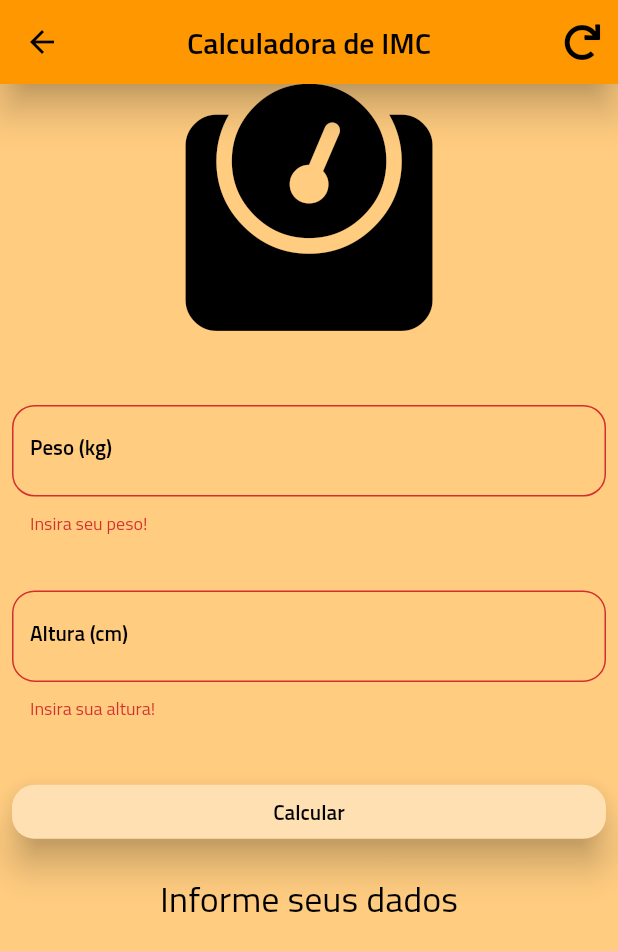
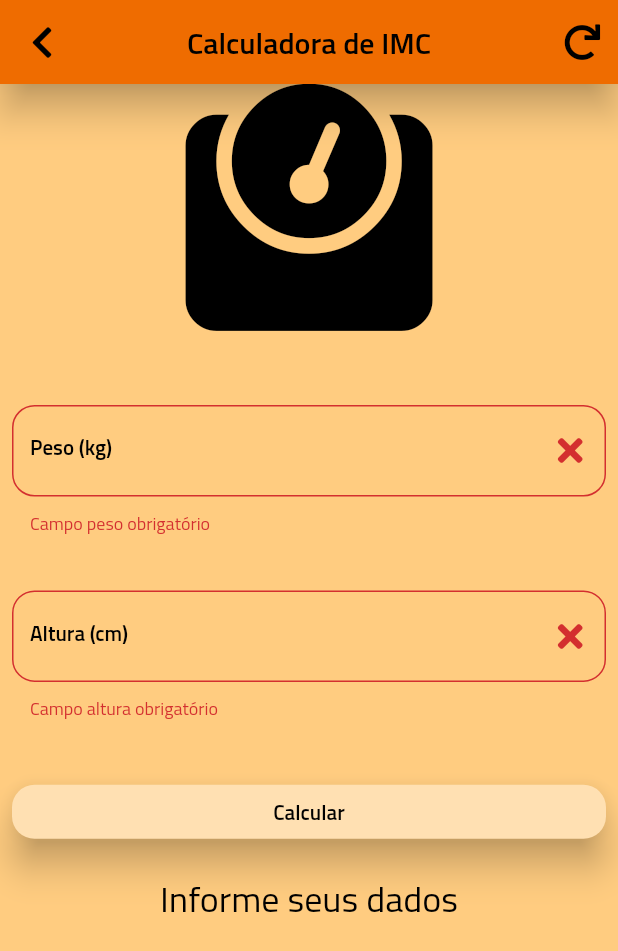
Before and after one commit to MatheusSchipper/flutter_examples, a Flutter app: the BmiCalculatorView screen opened directly, after a tap on "Calcular", on a phone screen of 412 x 824 dp. Shown: the top 951 px of the screen. Run offline on Flutter 3.47's test engine with Material 2 defaults, Android fonts, the phone set to English and light mode, and no system bars; our stand-ins replace bloc, cloud_firestore, dartz, dio, equatable, flutter_bloc and 7 more; accounts and stored records are empty.

Commit message:
Improvements on focus transition of bmi calculator example. Improvements on accessibility(tooltips).

```diff
--- a/lib/core/presentation/widgets/button_widget.dart
+++ b/lib/core/presentation/widgets/button_widget.dart
@@ -4,12 +4,14 @@ class ButtonWidget extends StatelessWidget {
   final Function onPressed;
   final String text;
   final String tooltip;
+  final FocusNode focusNode;
 
   const ButtonWidget({
     Key key,
     @required this.onPressed,
     @required this.text,
     @required this.tooltip,
+    @required this.focusNode,
   }) : super(key: key);
 
   @override
@@ -17,6 +19,7 @@ class ButtonWidget extends StatelessWidget {
     return Padding(
       padding: const EdgeInsets.all(8.0),
       child: RaisedButton(
+        focusNode: focusNode,
         shape: RoundedRectangleBorder(
           borderRadius: BorderRadius.all(
             Radius.circular(15),
--- a/lib/core/utils/theme_service.dart
+++ b/lib/core/utils/theme_service.dart
@@ -25,7 +25,7 @@ class ThemeService extends ChangeNotifier {
   }
 
   ThemeData get _lightTheme => ThemeData(
-        primaryColor: Colors.orange,
+        primaryColor: Colors.orange[800],
         buttonColor: Colors.orange[100],
         disabledColor: Colors.black,
         accentColor: Colors.black,
@@ -37,7 +37,7 @@ class ThemeService extends ChangeNotifier {
         textSelectionHandleColor: Colors.black,
         scaffoldBackgroundColor: Colors.orange[200],
         appBarTheme: AppBarTheme(
-          color: Colors.orange,
+          color: Colors.orange[800],
           centerTitle: true,
           elevation: 10,
           textTheme: TextTheme(
--- a/lib/features/bmi_calculator/domain/usecases/get_bmi_usecase.dart
+++ b/lib/features/bmi_calculator/domain/usecases/get_bmi_usecase.dart
@@ -29,11 +29,11 @@ class GetBmiUsecase implements IGetBmiUsecase {
         } else if (bmi >= 24.9 && bmi < 29.9) {
           info = "Levemente Acima do Peso";
         } else if (bmi >= 29.9 && bmi < 34.9) {
-          info = "Obesidade Grau I";
+          info = "Obesidade Grau 1";
         } else if (bmi >= 34.9 && bmi < 39.9) {
-          info = "Obesidade Grau II";
+          info = "Obesidade Grau 2";
         } else {
-          info = "Obesidade Grau III";
+          info = "Obesidade Grau 3";
         }
         return Right('$info - IMC($bmiFormatted)');
       },
--- a/lib/features/bmi_calculator/presentation/pages/bmi_calculator_view.dart
+++ b/lib/features/bmi_calculator/presentation/pages/bmi_calculator_view.dart
@@ -1,8 +1,8 @@
-import 'package:examples/core/presentation/widgets/button_widget.dart';
 import 'package:flutter/material.dart';
 import 'package:flutter_bloc/flutter_bloc.dart';
 import 'package:flutter_icons/flutter_icons.dart';
 
+import '../../../../core/presentation/widgets/button_widget.dart';
 import '../cubit/bmi_calculator_cubit.dart';
 import '../widgets/info_text_widget.dart';
 import '../widgets/text_field_widget.dart';
@@ -20,25 +20,60 @@ class _BmiCalculatorViewState extends State<BmiCalculatorView> {
 
   GlobalKey<FormState> _formKey = GlobalKey<FormState>();
 
+  final weightFocusNode = FocusNode();
+  final heightFocusNode = FocusNode();
+  final buttonFocusNode = FocusNode();
+  final resultFocusNode = FocusNode();
+
+  void _resetFields(BuildContext context) {
+    weightController.clear();
+    heightController.clear();
+    context.bloc<BmiCalculatorCubit>().reset();
+    FocusScopeNode currentFocus = FocusScope.of(context);
+    currentFocus.unfocus();
+    Scaffold.of(context).showSnackBar(
+      SnackBar(
+        content: Text('Valores dos campos Peso e Altura apagados'),
+        backgroundColor: Colors.green[800],
+      ),
+    );
+  }
+
+  @override
+  void dispose() {
+    resultFocusNode.dispose();
+    weightFocusNode.dispose();
+    heightFocusNode.dispose();
+    buttonFocusNode.dispose();
+    super.dispose();
+  }
+
   Widget bmiCalculatorWidget(BuildContext context, BmiCalculatorState state) {
+    Widget widgetToShow = SizedBox();
     if (state is BmiCalculatorCalculating) {
-      return CircularProgressIndicator();
+      widgetToShow = CircularProgressIndicator();
     } else if (state is BmiCalculatorError) {
-      return InfoTextWidget(
+      widgetToShow = InfoTextWidget(
+        focusNode: resultFocusNode,
         infoText: state.errorMessage,
         textColor: Colors.red,
       );
     } else if (state is BmiCalculatorDone) {
-      return InfoTextWidget(
+      widgetToShow = InfoTextWidget(
+        focusNode: resultFocusNode,
         infoText: 'Resultado: ${state.bmiResult}',
         textColor: Theme.of(context).accentColor,
       );
     } else {
-      return InfoTextWidget(
+      widgetToShow = ExcludeSemantics(
+        child: InfoTextWidget(
+          focusNode: resultFocusNode,
           infoText: "Informe seus dados",
           textColor: Theme.of(context).accentColor,
+        ),
       );
     }
+    return widgetToShow;
   }
 
   @override
@@ -46,55 +81,96 @@ class _BmiCalculatorViewState extends State<BmiCalculatorView> {
     var screenSize = MediaQuery.of(context).size;
     return Scaffold(
       appBar: AppBar(
-        title: Text('Calculadora de IMC'),
+        title: Tooltip(
+          message: 'Barra de título',
+          child: Text('Calculadora de IMC'),
+        ),
+        leading: MergeSemantics(
+          child: IconButton(
+            tooltip: 'Botão Voltar',
+            icon: Icon(
+              FontAwesome5Solid.chevron_left,
+            ),
+            onPressed: () => Navigator.pop(context),
+          ),
+        ),
         backgroundColor: Theme.of(context).appBarTheme.color,
         actions: [
-          IconButton(
+          MergeSemantics(
+            child: Tooltip(
+              message: 'Botão para apagar os valores dos campos Peso e Altura',
+              child: Builder(
+                builder: (context) => IconButton(
                   icon: Icon(FontAwesome5Solid.redo),
                   onPressed: () {
                     _resetFields(context);
                   },
                 ),
+              ),
+            ),
+          ),
         ],
       ),
       body: BlocBuilder<BmiCalculatorCubit, BmiCalculatorState>(
         builder: (context, state) {
-          return Form(
+          return Tooltip(
+            message:
+                'Formulário com os campos Peso e Altura, usados para calcular o IMC de uma pessoa',
+            child: Form(
               key: _formKey,
               child: SingleChildScrollView(
                 child: Column(
                   crossAxisAlignment: CrossAxisAlignment.stretch,
                   children: [
-                  Icon(
+                    ExcludeSemantics(
+                      child: Icon(
                         FontAwesome5Solid.weight,
                         size: screenSize.height * 0.2,
                         color: Theme.of(context).accentColor,
                       ),
-                  Divider(
+                    ),
+                    ExcludeSemantics(
+                      child: Divider(
                         height: MediaQuery.of(context).size.height * 0.05,
                         color: Theme.of(context).scaffoldBackgroundColor,
                       ),
+                    ),
                     TextFieldWidget(
+                      fieldName: 'Peso',
+                      focusNode: weightFocusNode,
+                      onEditingComplete: () {
+                        heightFocusNode.requestFocus();
+                      },
                       labelText: initialWeightField,
                       controller: weightController,
+                      tooltip: 'Informe o peso a ser calculado, em kilograma',
                       validator: (String value) {
-                      if (value.isEmpty) return "Insira seu peso!";
+                        if (value.isEmpty) return "Campo peso obrigatório";
                       },
                     ),
                     TextFieldWidget(
+                      fieldName: 'Altura',
+                      focusNode: heightFocusNode,
+                      onEditingComplete: () {
+                        buttonFocusNode.requestFocus();
+                      },
+                      tooltip:
+                          'Informe a altura a ser calculada, em centímetros',
                       labelText: initialHeightField,
                       controller: heightController,
                       validator: (String value) {
-                      if (value.isEmpty) return "Insira sua altura!";
+                        if (value.isEmpty) return "Campo altura obrigatório";
                       },
                     ),
                     ButtonWidget(
+                        focusNode: buttonFocusNode,
                         onPressed: () {
                           if (_formKey.currentState.validate()) {
                             context.bloc<BmiCalculatorCubit>().calculateBmi(
                                   weightController.text,
                                   heightController.text,
                                 );
+                            resultFocusNode.requestFocus();
                           }
                         },
                         text: 'Calcular',
@@ -103,15 +179,10 @@ class _BmiCalculatorViewState extends State<BmiCalculatorView> {
                   ],
                 ),
               ),
+            ),
           );
         },
       ),
     );
   }
-
-  void _resetFields(BuildContext context) {
-    weightController.clear();
-    heightController.clear();
-    context.bloc<BmiCalculatorCubit>().reset();
 }
-}
--- a/lib/features/bmi_calculator/presentation/widgets/info_text_widget.dart
+++ b/lib/features/bmi_calculator/presentation/widgets/info_text_widget.dart
@@ -3,16 +3,20 @@ import 'package:flutter/material.dart';
 class InfoTextWidget extends StatelessWidget {
   final String infoText;
   final Color textColor;
+  final FocusNode focusNode;
 
   const InfoTextWidget({
     Key key,
     @required this.infoText,
     @required this.textColor,
+    @required this.focusNode,
   }) : super(key: key);
   @override
   Widget build(BuildContext context) {
     return Padding(
       padding: const EdgeInsets.all(8.0),
+      child: Focus(
+        focusNode: focusNode,
         child: Text(
           infoText,
           textAlign: TextAlign.center,
@@ -22,6 +26,7 @@ class InfoTextWidget extends StatelessWidget {
             fontSize: 24,
           ),
         ),
+      ),
     );
   }
 }
--- a/lib/features/bmi_calculator/presentation/widgets/text_field_widget.dart
+++ b/lib/features/bmi_calculator/presentation/widgets/text_field_widget.dart
@@ -1,16 +1,25 @@
 import 'package:flutter/material.dart';
+import 'package:flutter_icons/flutter_icons.dart';
 import 'package:meta/meta.dart';
 
 class TextFieldWidget extends StatelessWidget {
   final String labelText;
   final TextEditingController controller;
   final Function validator;
+  final String tooltip;
+  final FocusNode focusNode;
+  final Function onEditingComplete;
+  final String fieldName;
 
   const TextFieldWidget({
     Key key,
     @required this.labelText,
     @required this.controller,
     @required this.validator,
+    @required this.tooltip,
+    @required this.focusNode,
+    @required this.onEditingComplete,
+    @required this.fieldName,
   }) : super(key: key);
   @override
   Widget build(BuildContext context) {
@@ -19,7 +28,13 @@ class TextFieldWidget extends StatelessWidget {
       height: screenSize.height * 0.15,
       child: Padding(
         padding: const EdgeInsets.all(8.0),
+        child: Tooltip(
+          message: tooltip,
           child: TextFormField(
+            focusNode: focusNode,
+            autovalidateMode: controller.text.isEmpty
+                ? AutovalidateMode.disabled
+                : AutovalidateMode.always,
             controller: controller,
             keyboardType: TextInputType.number,
             decoration: InputDecoration(
@@ -28,14 +43,33 @@ class TextFieldWidget extends StatelessWidget {
                   Radius.circular(15),
                 ),
               ),
+              suffixIcon: Tooltip(
+                message:
+                    'Botão para apagar todo o conteúdo do campo $fieldName',
+                child: IconButton(
+                  icon: Icon(FontAwesome5Solid.times),
+                  onPressed: () {
+                    controller.clear();
+                    Scaffold.of(context).showSnackBar(
+                      SnackBar(
+                        content: Text('Conteúdo do campo $fieldName apagado'),
+                        backgroundColor: Colors.green[800],
+                      ),
+                    );
+                    focusNode.unfocus();
+                  },
+                ),
+              ),
               labelText: labelText,
             ),
+            onEditingComplete: onEditingComplete,
             textAlign: TextAlign.center,
             style: Theme.of(context).textTheme.button,
             cursorColor: Theme.of(context).accentColor,
             validator: validator,
           ),
         ),
+      ),
     );
   }
 }
--- a/lib/features/people_counter/presentation/pages/people_counter_page.dart
+++ b/lib/features/people_counter/presentation/pages/people_counter_page.dart
@@ -16,6 +16,9 @@ class _PeopleCounterPageState extends State<PeopleCounterPage> {
   var _minCapacity = 0;
 
   bool canEnter;
+
+  FocusNode incrementFocusNode = FocusNode();
+  FocusNode decrementFocusNode = FocusNode();
 
   void _changeCount(int delta) {
     setState(
@@ -146,6 +149,7 @@ os botões de incremento(+1) e decremento(-1).''',
                               button: true,
                               enabled: _count > _minCapacity,
                               child: ButtonWidget(
+                                  focusNode: decrementFocusNode,
                                   tooltip: 'Botão decremento',
                                   onPressed: _count > _minCapacity
                                       ? () {
@@ -158,6 +162,7 @@ os botões de incremento(+1) e decremento(-1).''',
                               button: true,
                               enabled: canEnter,
                               child: ButtonWidget(
+                                focusNode: incrementFocusNode,
                                 tooltip: 'Botão incremento',
                                 onPressed: canEnter
                                     ? () {
```
Lines whose indentation alone changed are shown as unchanged.
